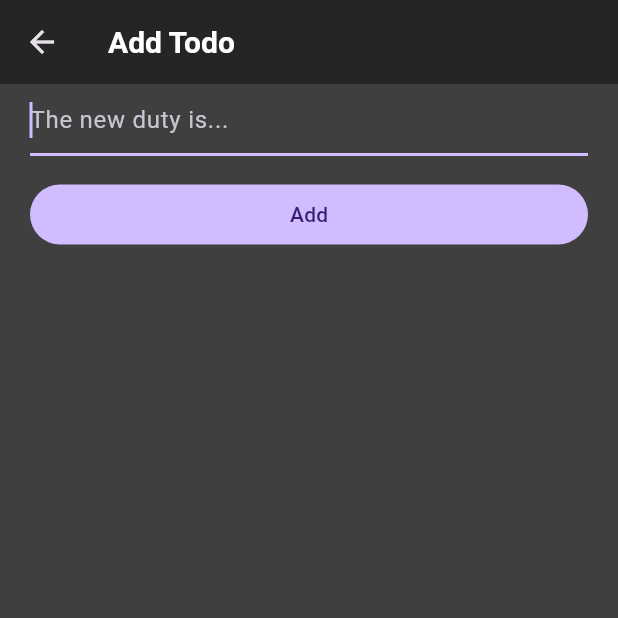
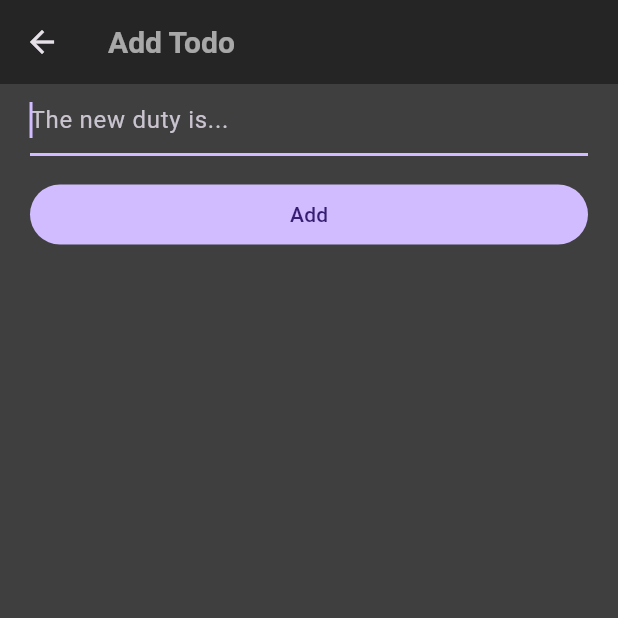
Before and after one commit to erenbugrayolcu/todo, a Flutter app: the AddTodo screen opened by its route, on a phone screen of 412 x 824 dp, the top half of it. Run offline on Flutter 3.47's test engine with Material 3 defaults, Android fonts, the phone set to English and light mode, and no system bars.

Commit message:
First commit

```diff
--- a/lib/widgets/themes.dart
+++ b/lib/widgets/themes.dart
@@ -1,7 +1,7 @@
 import 'package:flutter/material.dart';
 
 class AppColors {
-  static const Color textColor = Colors.white;
+  static const Color textColor = Colors.white60;
   static const Color buttonColor = Colors.blue;
   static const Color backColor = Color.fromARGB(220, 33, 33, 33);
   static const Color appBarColor = Color.fromARGB(220, 33, 33, 33);
```
